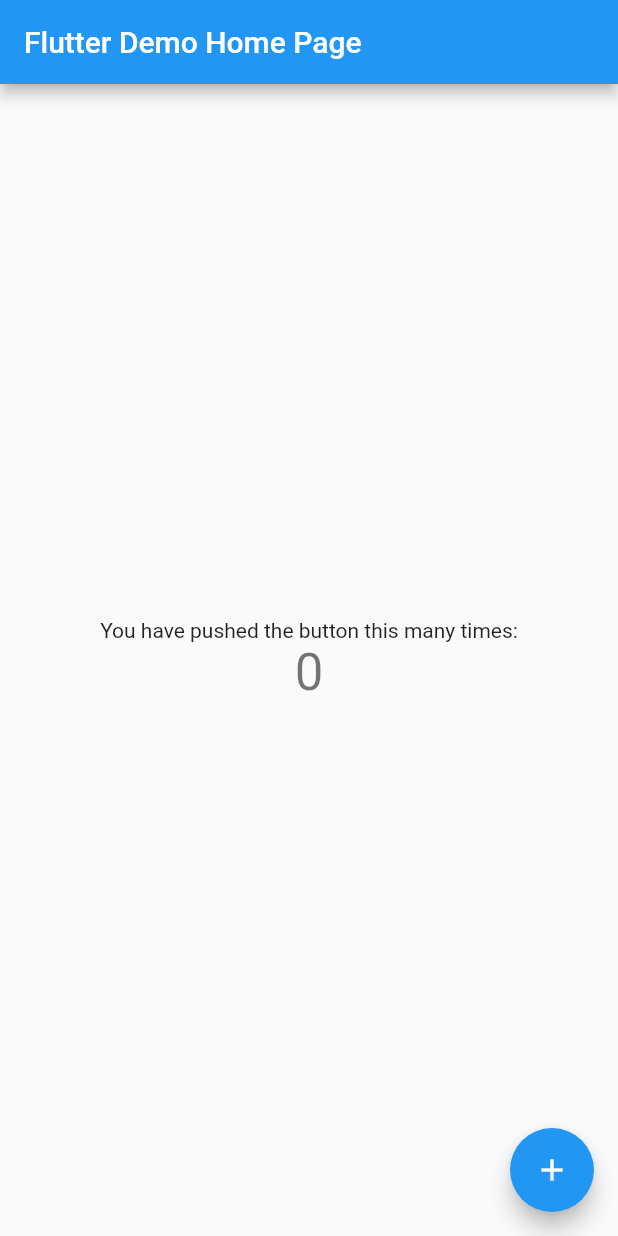
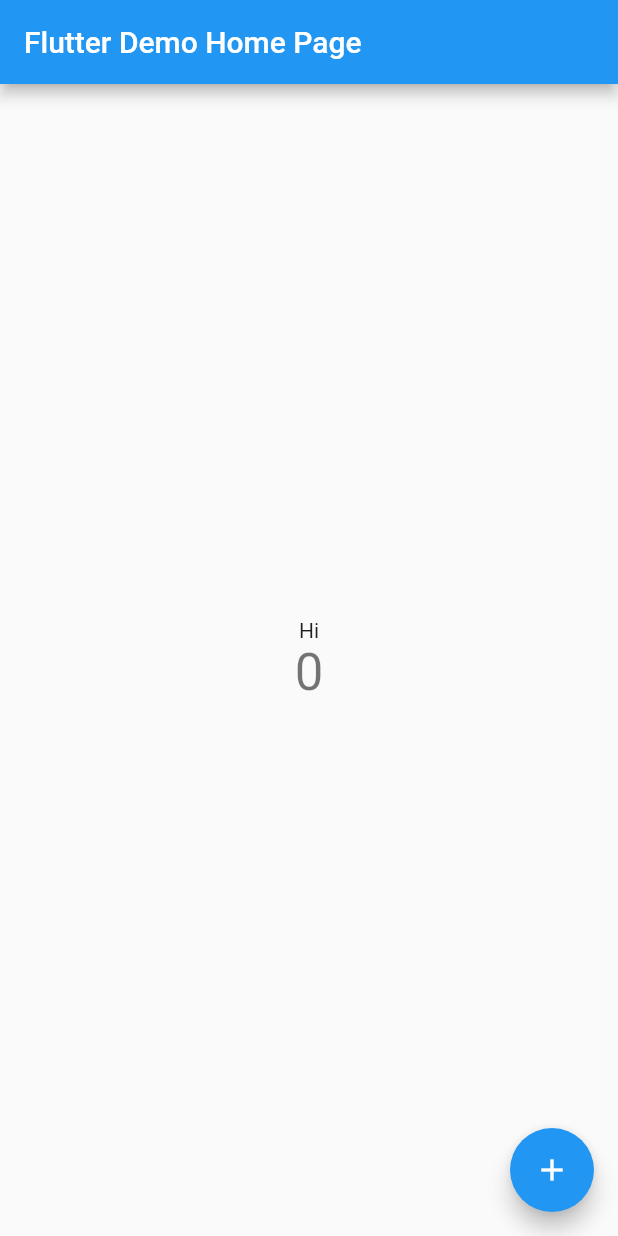
Before and after one commit to Hipspot/hipspot-toyproject-flutter, a Flutter app: the screen it shows after launch, on a phone screen of 412 x 824 dp. Run offline on Flutter 3.47's test engine with Material 2 defaults, Android fonts, the phone set to English and light mode, and no system bars.

```diff
--- a/lib/main.dart
+++ b/lib/main.dart
@@ -96,7 +96,7 @@ class _MyHomePageState extends State<MyHomePage> {
           mainAxisAlignment: MainAxisAlignment.center,
           children: <Widget>[
             const Text(
-              'You have pushed the button this many times:',
+              'Hi',
             ),
             Text(
               '$_counter',
```
